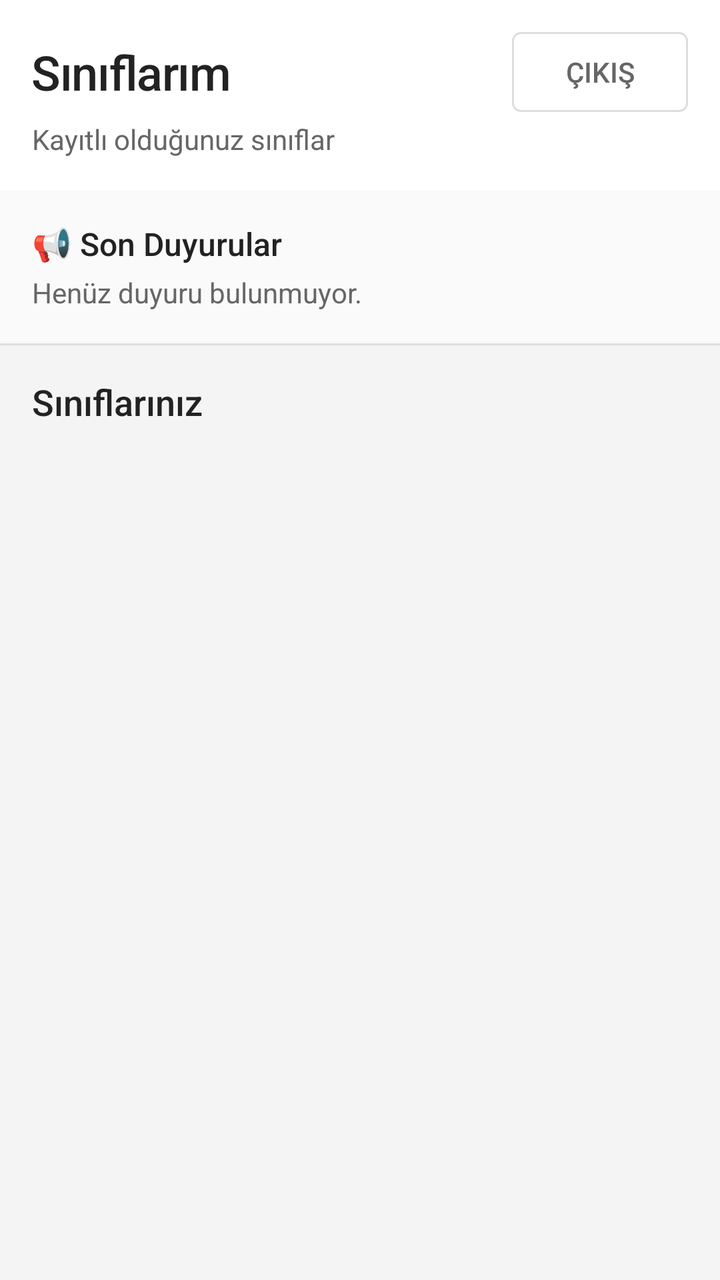
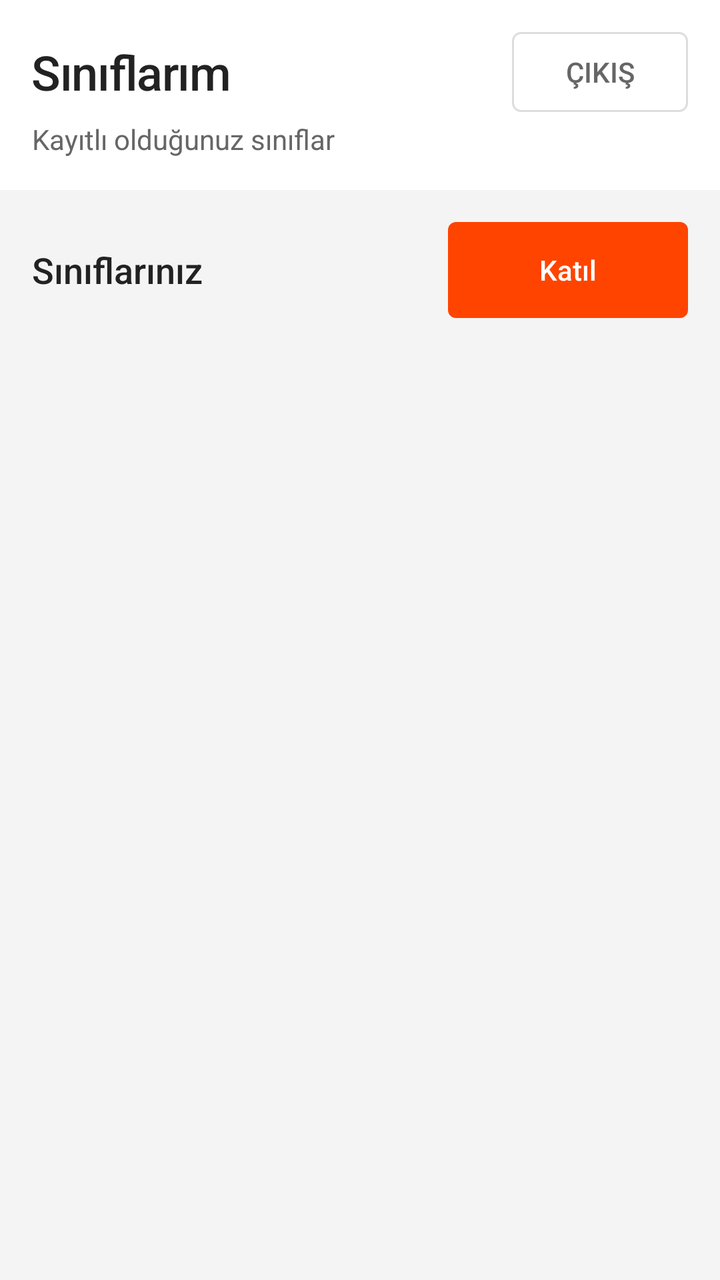

Compare the two renders of this Android layout. The source of the first and the diff that turns it into the second are given below.
<!-- AndroidManifest.xml: activity theme Theme.CLearn -->
<!-- res/layout/activity_student_dashboard.xml -->
<?xml version="1.0" encoding="utf-8"?>
<androidx.constraintlayout.widget.ConstraintLayout
    xmlns:android="http://schemas.android.com/apk/res/android"
    xmlns:app="http://schemas.android.com/apk/res-auto"
    xmlns:tools="http://schemas.android.com/tools"
    android:layout_width="match_parent"
    android:layout_height="match_parent"
    android:background="@color/background_primary">

    
    <LinearLayout
        android:id="@+id/topBar"
        android:layout_width="0dp"
        android:layout_height="wrap_content"
        android:orientation="vertical"
        android:padding="@dimen/spacing_m"
        android:background="@color/background_secondary"
        app:layout_constraintEnd_toEndOf="parent"
        app:layout_constraintStart_toStartOf="parent"
        app:layout_constraintTop_toTopOf="parent">

        <LinearLayout
            android:layout_width="match_parent"
            android:layout_height="wrap_content"
            android:orientation="horizontal"
            android:gravity="center_vertical">

            <TextView
                android:id="@+id/tvTitle"
                android:layout_width="0dp"
                android:layout_height="wrap_content"
                android:layout_weight="1"
                android:text="@string/student_dashboard_title"
                style="@style/TextStyle.Title" />

            <Button
                android:id="@+id/btnLogout"
                android:layout_width="wrap_content"
                android:layout_height="40dp"
                android:text="@string/btn_logout"
                android:background="@drawable/bg_button_secondary"
                android:textColor="@color/text_secondary"
                android:textSize="@dimen/text_size_caption"
                android:paddingStart="@dimen/spacing_m"
                android:paddingEnd="@dimen/spacing_m"
                android:stateListAnimator="@null" />
        </LinearLayout>

        <TextView
            android:layout_width="wrap_content"
            android:layout_height="wrap_content"
            android:text="Kayıtlı olduğunuz sınıflar"
            style="@style/TextStyle.Caption"
            android:layout_marginTop="@dimen/spacing_xs" />
    </LinearLayout>

    
    <LinearLayout
        android:id="@+id/announcementSection"
        android:layout_width="0dp"
        android:layout_height="wrap_content"
        android:orientation="vertical"
        android:padding="@dimen/spacing_m"
        android:background="@color/background_input"
        app:layout_constraintEnd_toEndOf="parent"
        app:layout_constraintStart_toStartOf="parent"
        app:layout_constraintTop_toBottomOf="@id/topBar">

        <TextView
            android:layout_width="wrap_content"
            android:layout_height="wrap_content"
            android:text="📢 Son Duyurular"
            style="@style/TextStyle.ListTitle"
            android:layout_marginBottom="@dimen/spacing_xs" />

        <TextView
            android:id="@+id/tvAnnouncement"
            android:layout_width="match_parent"
            android:layout_height="wrap_content"
            android:text="Henüz duyuru bulunmuyor."
            style="@style/TextStyle.Caption" />
    </LinearLayout>

    
    <View
        android:id="@+id/dividerTop"
        android:layout_width="0dp"
        android:layout_height="@dimen/divider_height"
        android:background="@color/divider"
        app:layout_constraintEnd_toEndOf="parent"
        app:layout_constraintStart_toStartOf="parent"
        app:layout_constraintTop_toBottomOf="@id/announcementSection" />

    
    <TextView
        android:id="@+id/tvSectionTitle"
        android:layout_width="0dp"
        android:layout_height="wrap_content"
        android:text="Sınıflarınız"
        style="@style/TextStyle.Subtitle"
        android:padding="@dimen/spacing_m"
        app:layout_constraintEnd_toEndOf="parent"
        app:layout_constraintStart_toStartOf="parent"
        app:layout_constraintTop_toBottomOf="@id/dividerTop" />

    
    <androidx.recyclerview.widget.RecyclerView
        android:id="@+id/rvClassrooms"
        android:layout_width="0dp"
        android:layout_height="0dp"
        android:clipToPadding="false"
        android:paddingBottom="@dimen/spacing_s"
        app:layout_constraintBottom_toBottomOf="parent"
        app:layout_constraintEnd_toEndOf="parent"
        app:layout_constraintStart_toStartOf="parent"
        app:layout_constraintTop_toBottomOf="@id/tvSectionTitle"
        tools:listitem="@layout/item_classroom" />

    
    <TextView
        android:id="@+id/tvEmpty"
        android:layout_width="wrap_content"
        android:layout_height="wrap_content"
        android:text="@string/no_classrooms"
        style="@style/TextStyle.Caption"
        android:visibility="gone"
        app:layout_constraintBottom_toBottomOf="parent"
        app:layout_constraintEnd_toEndOf="parent"
        app:layout_constraintStart_toStartOf="parent"
        app:layout_constraintTop_toBottomOf="@id/tvSectionTitle" />

    
    <ProgressBar
        android:id="@+id/progressBar"
        android:layout_width="wrap_content"
        android:layout_height="wrap_content"
        android:visibility="gone"
        android:indeterminateTint="@color/accent"
        app:layout_constraintBottom_toBottomOf="parent"
        app:layout_constraintEnd_toEndOf="parent"
        app:layout_constraintStart_toStartOf="parent"
        app:layout_constraintTop_toBottomOf="@id/tvSectionTitle" />

</androidx.constraintlayout.widget.ConstraintLayout>
<!-- res/layout/item_classroom.xml (included above) -->
<?xml version="1.0" encoding="utf-8"?>
<LinearLayout
    xmlns:android="http://schemas.android.com/apk/res/android"
    android:layout_width="match_parent"
    android:layout_height="wrap_content"
    android:orientation="vertical"
    android:background="@color/background_secondary"
    android:clickable="true"
    android:focusable="true"
    android:foreground="?attr/selectableItemBackground">

    <LinearLayout
        android:layout_width="match_parent"
        android:layout_height="wrap_content"
        android:orientation="vertical"
        android:paddingStart="@dimen/spacing_m"
        android:paddingEnd="@dimen/spacing_m"
        android:paddingTop="@dimen/spacing_m"
        android:paddingBottom="@dimen/spacing_m"
        android:minHeight="@dimen/list_item_min_height">

        
        <TextView
            android:id="@+id/tvClassName"
            android:layout_width="match_parent"
            android:layout_height="wrap_content"
            style="@style/TextStyle.ListTitle"
            android:text="Sınıf Adı" />

        
        <TextView
            android:id="@+id/tvDescription"
            android:layout_width="match_parent"
            android:layout_height="wrap_content"
            style="@style/TextStyle.ListSubtitle"
            android:layout_marginTop="@dimen/spacing_xs"
            android:text="Açıklama" />
    </LinearLayout>

    
    <View
        android:layout_width="match_parent"
        android:layout_height="@dimen/divider_height"
        android:layout_marginStart="@dimen/spacing_m"
        android:background="@color/divider" />

</LinearLayout>
<!-- resources referenced by this layout -->
<resources>
  <color name="accent">#FF4400</color>
  <color name="background_input">#FAFAFA</color>
  <color name="background_primary">#F4F4F4</color>
  <color name="background_secondary">#FFFFFF</color>
  <color name="divider">#E0E0E0</color>
  <color name="text_secondary">#666666</color>
  <dimen name="divider_height">1dp</dimen>
  <dimen name="list_item_min_height">64dp</dimen>
  <dimen name="spacing_m">16dp</dimen>
  <dimen name="spacing_s">8dp</dimen>
  <dimen name="spacing_xs">4dp</dimen>
  <dimen name="text_size_caption">14sp</dimen>
  <string name="btn_logout">Çıkış</string>
  <string name="no_classrooms">Henüz sınıf bulunmuyor</string>
  <string name="student_dashboard_title">Sınıflarım</string>
  <style name="TextStyle.Caption" parent="TextStyle">
          <item name="android:textSize">@dimen/text_size_caption</item>
          <item name="android:textColor">@color/text_secondary</item>
          <item name="android:fontFamily">sans-serif</item>
      </style>
  <style name="TextStyle.ListSubtitle" parent="TextStyle">
          <item name="android:textSize">@dimen/text_size_caption</item>
          <item name="android:textColor">@color/text_secondary</item>
          <item name="android:fontFamily">sans-serif</item>
      </style>
  <style name="TextStyle.ListTitle" parent="TextStyle">
          <item name="android:textSize">@dimen/text_size_body</item>
          <item name="android:textColor">@color/text_primary</item>
          <item name="android:fontFamily">sans-serif-medium</item>
      </style>
  <style name="TextStyle.Subtitle" parent="TextStyle">
          <item name="android:textSize">@dimen/text_size_subtitle</item>
          <item name="android:textColor">@color/text_primary</item>
          <item name="android:fontFamily">sans-serif-medium</item>
      </style>
  <dimen name="corner_radius_medium">4dp</dimen>
  <color name="border">#DDDDDD</color>
  <style name="TextStyle" parent="android:Widget.TextView" />
  <dimen name="text_size_body">16sp</dimen>
  <color name="text_primary">#222222</color>
  <dimen name="text_size_subtitle">18sp</dimen>
  <dimen name="text_size_title">24sp</dimen>
  <color name="accent_pressed">#E03D00</color>
  <color name="text_on_accent">#FFFFFF</color>
  <color name="text_hint">#999999</color>
  <!-- unchanged entries left out for length: 3 -->
</resources>

<!-- the commit's change to res/layout/activity_student_dashboard.xml (unified diff, before → after) -->
@@ -54,54 +54,37 @@
             android:layout_marginTop="@dimen/spacing_xs" />
     </LinearLayout>
 
+
     
     <LinearLayout
-        android:id="@+id/announcementSection"
+        android:id="@+id/tvSectionTitle"
         android:layout_width="0dp"
         android:layout_height="wrap_content"
-        android:orientation="vertical"
+        android:orientation="horizontal"
+        android:gravity="center_vertical"
         android:padding="@dimen/spacing_m"
-        android:background="@color/background_input"
         app:layout_constraintEnd_toEndOf="parent"
         app:layout_constraintStart_toStartOf="parent"
         app:layout_constraintTop_toBottomOf="@id/topBar">
 
         <TextView
+            android:layout_width="0dp"
+            android:layout_height="wrap_content"
+            android:layout_weight="1"
+            android:text="Sınıflarınız"
+            style="@style/TextStyle.Subtitle" />
+
+        <Button
+            android:id="@+id/btnJoinClass"
             android:layout_width="wrap_content"
             android:layout_height="wrap_content"
-            android:text="📢 Son Duyurular"
-            style="@style/TextStyle.ListTitle"
-            android:layout_marginBottom="@dimen/spacing_xs" />
+            android:text="@string/btn_join_classroom"
+            android:textSize="14sp"
+            android:paddingStart="@dimen/spacing_m"
+            android:paddingEnd="@dimen/spacing_m"
+            style="@style/Button.Accent" />
 
-        <TextView
-            android:id="@+id/tvAnnouncement"
-            android:layout_width="match_parent"
-            android:layout_height="wrap_content"
-            android:text="Henüz duyuru bulunmuyor."
-            style="@style/TextStyle.Caption" />
     </LinearLayout>
-
-    
-    <View
-        android:id="@+id/dividerTop"
-        android:layout_width="0dp"
-        android:layout_height="@dimen/divider_height"
-        android:background="@color/divider"
-        app:layout_constraintEnd_toEndOf="parent"
-        app:layout_constraintStart_toStartOf="parent"
-        app:layout_constraintTop_toBottomOf="@id/announcementSection" />
-
-    
-    <TextView
-        android:id="@+id/tvSectionTitle"
-        android:layout_width="0dp"
-        android:layout_height="wrap_content"
-        android:text="Sınıflarınız"
-        style="@style/TextStyle.Subtitle"
-        android:padding="@dimen/spacing_m"
-        app:layout_constraintEnd_toEndOf="parent"
-        app:layout_constraintStart_toStartOf="parent"
-        app:layout_constraintTop_toBottomOf="@id/dividerTop" />
 
     
     <androidx.recyclerview.widget.RecyclerView
<!-- resource entries referenced after the edit -->
@@ -12,9 +12,23 @@
   <dimen name="spacing_s">8dp</dimen>
   <dimen name="spacing_xs">4dp</dimen>
   <dimen name="text_size_caption">14sp</dimen>
+  <string name="btn_join_classroom">Katıl</string>
   <string name="btn_logout">Çıkış</string>
   <string name="no_classrooms">Henüz sınıf bulunmuyor</string>
   <string name="student_dashboard_title">Sınıflarım</string>
+  <style name="Button.Accent" parent="Button">
+          <item name="android:layout_height">@dimen/button_height</item>
+          <item name="android:minWidth">@dimen/button_min_width</item>
+          <item name="android:background">@drawable/bg_button_accent</item>
+          <item name="android:textColor">@color/text_on_accent</item>
+          <item name="android:textSize">@dimen/text_size_body</item>
+          <item name="android:fontFamily">sans-serif-medium</item>
+          <item name="android:textAllCaps">false</item>
+          <item name="android:paddingStart">@dimen/spacing_l</item>
+          <item name="android:paddingEnd">@dimen/spacing_l</item>
+          <item name="android:gravity">center</item>
+          <item name="android:stateListAnimator">@null</item>
+      </style>
   <style name="TextStyle.Caption" parent="TextStyle">
           <item name="android:textSize">@dimen/text_size_caption</item>
           <item name="android:textColor">@color/text_secondary</item>
@@ -37,8 +51,28 @@
       </style>
   <dimen name="corner_radius_medium">4dp</dimen>
   <color name="border">#DDDDDD</color>
+  <style name="Button" parent="android:Widget.Button" />
+  <dimen name="button_height">48dp</dimen>
+  <dimen name="button_min_width">120dp</dimen>
+  <!-- drawable bg_button_accent (drawable) -->
+  <?xml version="1.0" encoding="utf-8"?>
+  <selector xmlns:android="http://schemas.android.com/apk/res/android">
+      <item android:state_pressed="true">
+          <shape android:shape="rectangle">
+              <solid android:color="@color/accent_pressed"/>
+              <corners android:radius="@dimen/corner_radius_medium"/>
+          </shape>
+      </item>
+      <item>
+          <shape android:shape="rectangle">
+              <solid android:color="@color/accent"/>
+              <corners android:radius="@dimen/corner_radius_medium"/>
+          </shape>
+      </item>
+  </selector>
   <style name="TextStyle" parent="android:Widget.TextView" />
   <dimen name="text_size_body">16sp</dimen>
+  <dimen name="spacing_l">24dp</dimen>
   <color name="text_primary">#222222</color>
   <dimen name="text_size_subtitle">18sp</dimen>
   <dimen name="text_size_title">24sp</dimen>
